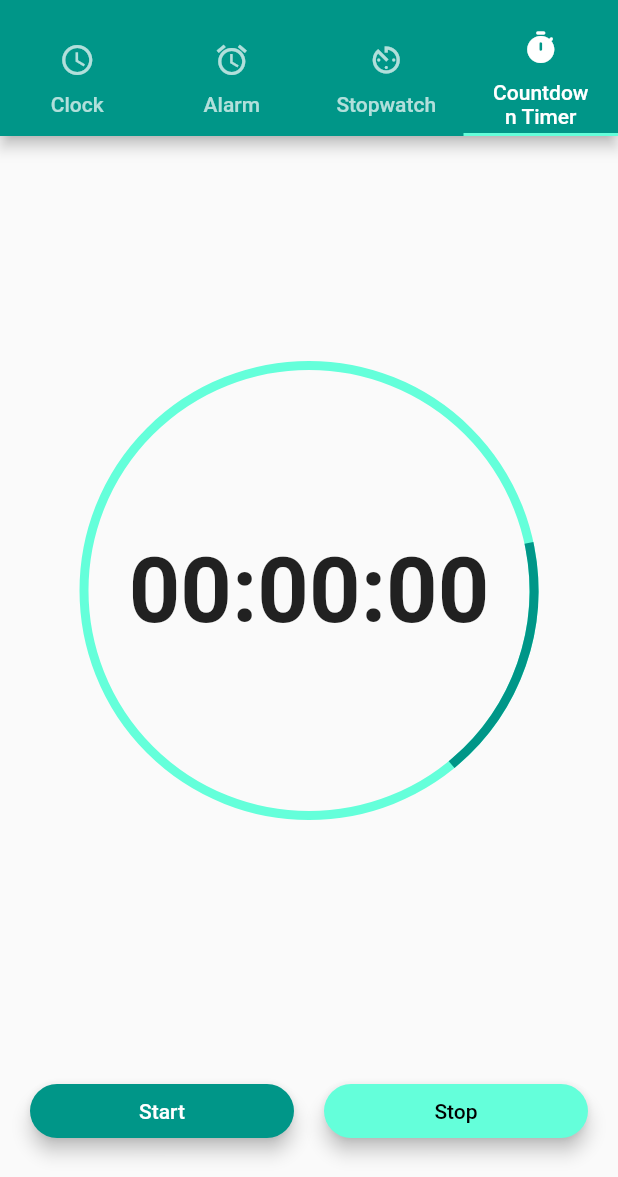
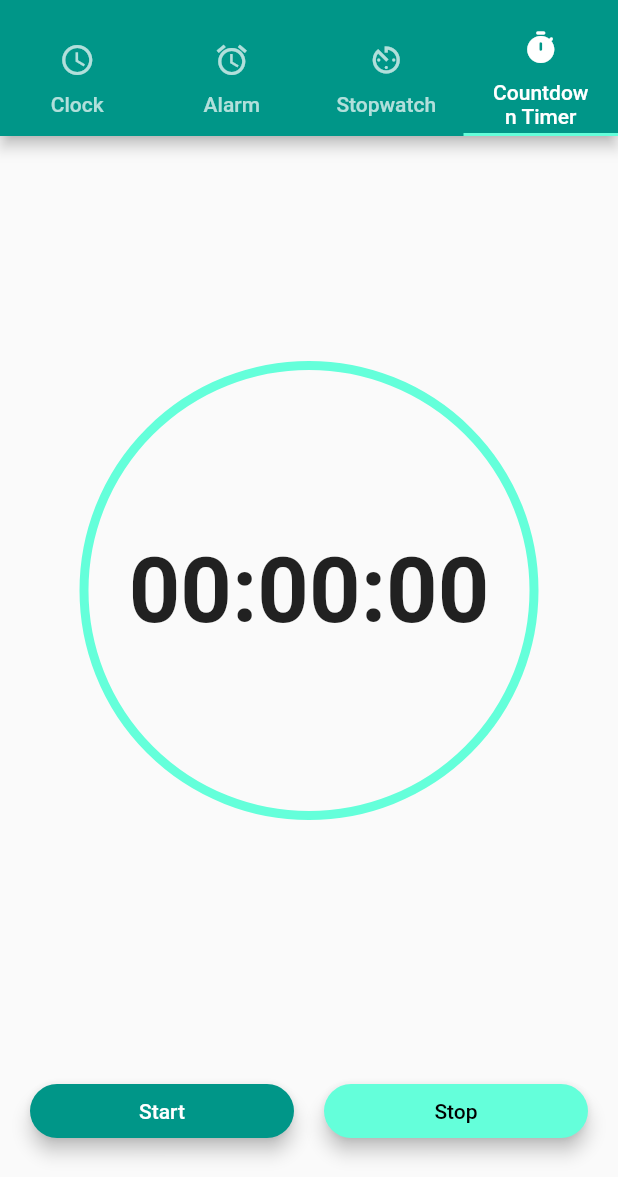
Before and after one commit to mjk22071998/flutter_alarm_clock, a Flutter app: the screen it shows after launch, tab 4 chosen, on a phone screen of 412 x 824 dp, the part 59-1236 px from its top. Run offline on Flutter 3.47's test engine with Material 2 defaults, Android fonts, the phone set to English and light mode, and no system bars; missing offline and left inert: flutter_ringtone_player.

Commit message:
Timer complete

```diff
--- a/lib/tabs/timer.dart
+++ b/lib/tabs/timer.dart
@@ -1,5 +1,6 @@
 import 'package:flutter/cupertino.dart';
 import 'package:flutter/material.dart';
+import 'package:flutter_ringtone_player/flutter_ringtone_player.dart';
 
 class CountdownTimer extends StatefulWidget {
   const CountdownTimer({Key? key}) : super(key: key);
@@ -29,6 +30,7 @@ class _CountdownTimerState extends State<CountdownTimer>
       } else if (controller.isCompleted) {
         _progress = 0;
         started = !started;
+        FlutterRingtonePlayer.playNotification();
       } else if (controller.isDismissed) {
         //Noting
       }
@@ -37,7 +39,9 @@ class _CountdownTimerState extends State<CountdownTimer>
 
   String get countText {
     Duration count = controller.duration! * controller.value;
-    return "${(count.inHours).toString().padLeft(2, "0")}:${(count.inMinutes % 60).toString().padLeft(2, "0")}:${(count.inSeconds % 60).toString().padLeft(2, "0")}";
+    return (controller.isDismissed)
+        ? "${(controller.duration!.inHours).toString().padLeft(2, "0")}:${(controller.duration!.inMinutes % 60).toString().padLeft(2, "0")}:${(controller.duration!.inSeconds % 60).toString().padLeft(2, "0")}"
+        : "${(count.inHours).toString().padLeft(2, "0")}:${(count.inMinutes % 60).toString().padLeft(2, "0")}:${(count.inSeconds % 60).toString().padLeft(2, "0")}";
   }
 
   @override
@@ -68,11 +72,12 @@ class _CountdownTimerState extends State<CountdownTimer>
           child: Stack(
             alignment: Alignment.center,
             children: [
-              const SizedBox(
+              SizedBox(
                 height: 300,
                 width: 300,
                 child: CircularProgressIndicator(
                   strokeWidth: 6,
+                  value: _progress,
                   backgroundColor: Colors.tealAccent,
                 ),
               ),
@@ -130,7 +135,12 @@ class _CountdownTimerState extends State<CountdownTimer>
                 child: Container(
                   margin: const EdgeInsets.all(10.0),
                   child: ElevatedButton(
-                    onPressed: () {},
+                    onPressed: () {
+                      setState(() {
+                        controller.reset();
+                        controller.duration = const Duration(seconds: 0);
+                      });
+                    },
                     child: const Padding(
                       padding: EdgeInsets.all(10),
                       child: Text(
```
